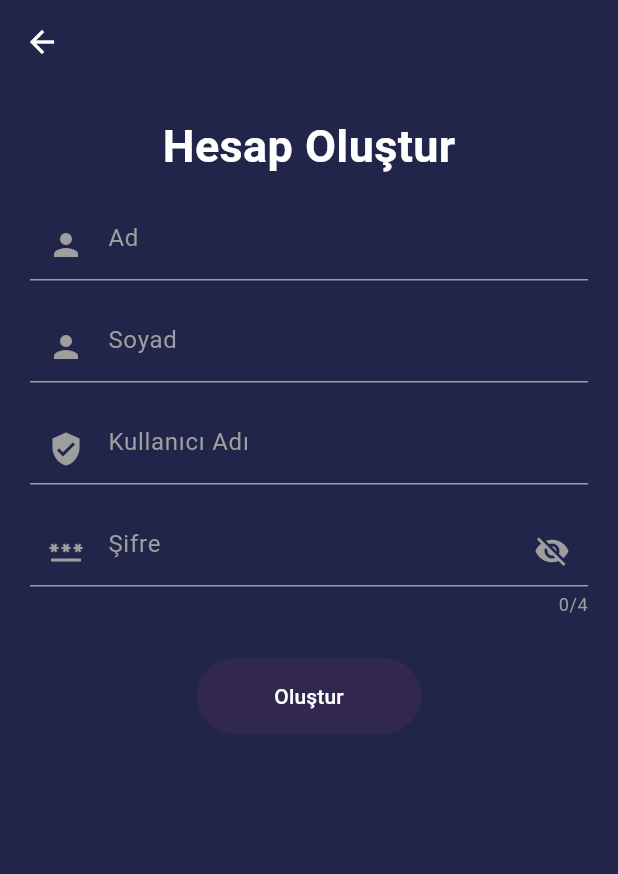
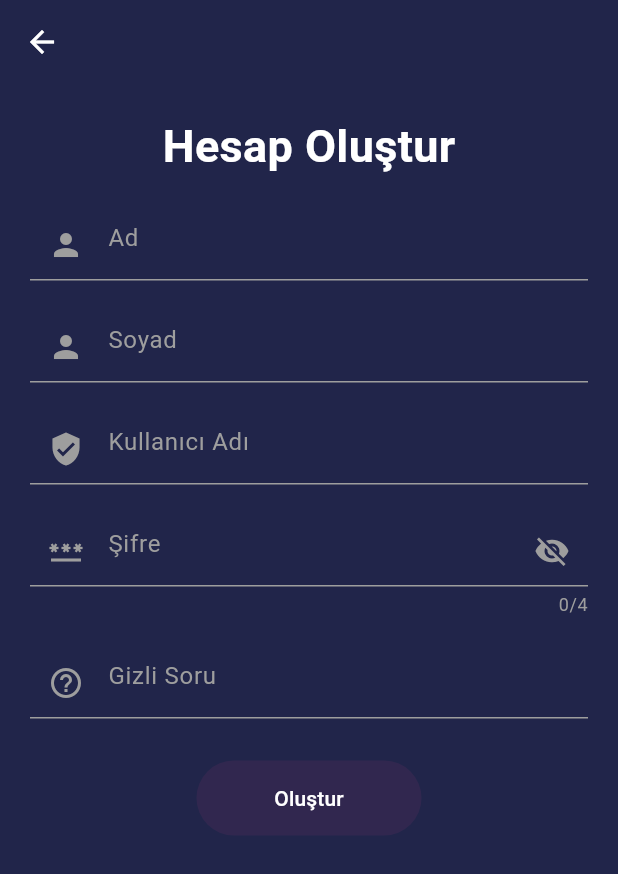
Before and after one commit to TolgaAydac/budget_tracker, a Flutter app: the screen it shows after launch, after a tap on "Hesap Oluştur!", on a phone screen of 412 x 824 dp. Shown: the top 874 px of the screen. Run offline on Flutter 3.47's test engine with Material 3 defaults, Android fonts, the phone set to English and light mode, and no system bars; our stand-ins replace sqflite; accounts and stored records are empty.

```diff
--- a/gelir_gider/lib/Kullaniciler.dart
+++ b/gelir_gider/lib/Kullaniciler.dart
@@ -3,7 +3,8 @@ class Kullaniciler {
   final String kisi_ad;
   final String kisi_soyad;
   final String kisi_kullaniciadi;
-  final int kisi_sifre;
+  final String kisi_sifre;
+  final String kisi_gizli_soru;
 
   Kullaniciler(
     this.kisi_id,
@@ -11,5 +12,6 @@ class Kullaniciler {
     this.kisi_soyad,
     this.kisi_kullaniciadi,
     this.kisi_sifre,
+    this.kisi_gizli_soru,
   );
 }
--- a/gelir_gider/lib/VeriTabaniYardımci.dart
+++ b/gelir_gider/lib/VeriTabaniYardımci.dart
@@ -1,7 +1,5 @@
-import 'dart:io';
-import 'package:flutter/services.dart';
+import 'package:sqflite/sqflite.dart';
 import 'package:path/path.dart';
-import 'package:sqflite/sqflite.dart';
 
 class VeriTabaniYardimcisi {
   static final String veritabaniAdi = "gelir_gider_db.sqlite";
@@ -9,25 +7,13 @@ class VeriTabaniYardimcisi {
   static Future<Database> veritabaniErisim() async {
     String veritabaniYolu = join(await getDatabasesPath(), veritabaniAdi);
 
-    if (await databaseExists(veritabaniYolu)) {
-      print("Veritabanı zaten var kopyalamaya gerek yok!");
-    } else {
-      ByteData data = await rootBundle.load("veritabani/$veritabaniAdi");
-
-      List<int> bytes = data.buffer.asUint8List(
-        data.offsetInBytes,
-        data.lengthInBytes,
-      );
-
-      await File(veritabaniYolu).writeAsBytes(bytes, flush: true);
-      print("Veritabanı Kopyalandı");
-    }
 
     return openDatabase(
       veritabaniYolu,
       version: 1,
       onCreate: (db, version) async {
         print("Veritabanı oluşturuluyor...");
+
         await db.execute('''
           CREATE TABLE islemler (
             id INTEGER PRIMARY KEY AUTOINCREMENT,
@@ -37,7 +23,19 @@ class VeriTabaniYardimcisi {
             tipi TEXT
           )
         ''');
-        print("Tablo oluşturuldu.");
+
+        await db.execute('''
+          CREATE TABLE "Kullanıcı Giriş" (
+            kisi_id INTEGER PRIMARY KEY AUTOINCREMENT,
+            kisi_ad TEXT,
+            kisi_soyad TEXT,
+            kisi_kullaniciadi TEXT,
+            kisi_sifre TEXT,
+            kisi_gizli_soru TEXT NOT NULL
+          )
+        ''');
+
+        print("Tablolar oluşturuldu.");
       },
     );
   }
--- a/gelir_gider/lib/hesapOlustur.dart
+++ b/gelir_gider/lib/hesapOlustur.dart
@@ -9,18 +9,20 @@ class HesapOlustur extends StatefulWidget {
   State<HesapOlustur> createState() => _HesapOlusturState();
 }
 
+class _HesapOlusturState extends State<HesapOlustur> {
   final adController = TextEditingController();
   final soyadController = TextEditingController();
   final kullaniciAdiController = TextEditingController();
   final sifreController = TextEditingController();
+  final gizliSoruController = TextEditingController();
 
-class _HesapOlusturState extends State<HesapOlustur> {
   bool _sifreGoster = false;
 
   final FocusNode _adFocus = FocusNode();
   final FocusNode _soyadFocus = FocusNode();
   final FocusNode _kullaniciAdiFocus = FocusNode();
   final FocusNode _sifreFocus = FocusNode();
+  final FocusNode _gizliSoruFocus = FocusNode();
 
   @override
   void dispose() {
@@ -28,6 +30,13 @@ class _HesapOlusturState extends State<HesapOlustur> {
     _soyadFocus.dispose();
     _kullaniciAdiFocus.dispose();
     _sifreFocus.dispose();
+    _gizliSoruFocus.dispose();
+
+    adController.dispose();
+    soyadController.dispose();
+    kullaniciAdiController.dispose();
+    sifreController.dispose();
+    gizliSoruController.dispose();
     super.dispose();
   }
 
@@ -59,113 +68,45 @@ class _HesapOlusturState extends State<HesapOlustur> {
                     ),
                   ),
                   customSizedBox(),
-
-                  TextFormField(
-                    controller: adController,
-                    focusNode: _adFocus,
-                    textInputAction: TextInputAction.next,
-                    style: TextStyle(color: Colors.white),
-                    decoration: InputDecoration(
-                      hintText: "Ad",
-                      hintStyle: TextStyle(color: Colors.grey),
-                      enabledBorder: UnderlineInputBorder(
-                        borderSide: BorderSide(color: Colors.grey),
-                      ),
-                      focusedBorder: UnderlineInputBorder(
-                        borderSide: BorderSide(color: Colors.grey),
-                      ),
-                      prefixIcon: Icon(Icons.person, color: Colors.grey),
-                    ),
-                    onFieldSubmitted: (_) {
-                      FocusScope.of(context).requestFocus(_soyadFocus);
-                    },
+                  _buildTextField(
+                    "Ad",
+                    adController,
+                    _adFocus,
+                    _soyadFocus,
+                    Icons.person,
                   ),
                   customSizedBox(),
-
-                  TextFormField(
-                    controller: soyadController,
-                    focusNode: _soyadFocus,
-                    textInputAction: TextInputAction.next,
-                    style: TextStyle(color: Colors.white),
-                    decoration: InputDecoration(
-                      hintText: "Soyad",
-                      hintStyle: TextStyle(color: Colors.grey),
-                      enabledBorder: UnderlineInputBorder(
-                        borderSide: BorderSide(color: Colors.grey),
-                      ),
-                      focusedBorder: UnderlineInputBorder(
-                        borderSide: BorderSide(color: Colors.grey),
-                      ),
-                      prefixIcon: Icon(Icons.person, color: Colors.grey),
-                    ),
-                    onFieldSubmitted: (_) {
-                      FocusScope.of(context).requestFocus(_kullaniciAdiFocus);
-                    },
+                  _buildTextField(
+                    "Soyad",
+                    soyadController,
+                    _soyadFocus,
+                    _kullaniciAdiFocus,
+                    Icons.person,
                   ),
                   customSizedBox(),
-
-                  TextFormField(
-                    controller: kullaniciAdiController,
-                    focusNode: _kullaniciAdiFocus,
-                    textInputAction: TextInputAction.next,
-                    style: TextStyle(color: Colors.white),
-                    decoration: InputDecoration(
-                      hintText: "Kullanıcı Adı",
-                      hintStyle: TextStyle(color: Colors.grey),
-                      enabledBorder: UnderlineInputBorder(
-                        borderSide: BorderSide(color: Colors.grey),
-                      ),
-                      focusedBorder: UnderlineInputBorder(
-                        borderSide: BorderSide(color: Colors.grey),
-                      ),
-                      prefixIcon: Icon(Icons.verified_user, color: Colors.grey),
-                    ),
-                    onFieldSubmitted: (_) {
-                      FocusScope.of(context).requestFocus(_sifreFocus);
-                    },
+                  _buildTextField(
+                    "Kullanıcı Adı",
+                    kullaniciAdiController,
+                    _kullaniciAdiFocus,
+                    _sifreFocus,
+                    Icons.verified_user,
                   ),
                   customSizedBox(),
-
-                  TextFormField(
-                    controller: sifreController,
-                    focusNode: _sifreFocus,
-                    style: TextStyle(color: Colors.white),
-                    keyboardType: TextInputType.number,
-                    maxLength: 4,
-                    obscureText: !_sifreGoster,
-                    decoration: InputDecoration(
-                      hintText: "Şifre",
-                      hintStyle: TextStyle(color: Colors.grey),
-                      enabledBorder: UnderlineInputBorder(
-                        borderSide: BorderSide(color: Colors.grey),
+                  _buildTextField(
+                    "Şifre",
+                    sifreController,
+                    _sifreFocus,
+                    _gizliSoruFocus,
+                    Icons.password_sharp,
+                    isPassword: true,
                   ),
-                      focusedBorder: UnderlineInputBorder(
-                        borderSide: BorderSide(color: Colors.grey),
-                      ),
-                      prefixIcon: Icon(
-                        Icons.password_sharp,
-                        color: Colors.grey,
-                      ),
-                      suffixIcon: IconButton(
-                        icon: Icon(
-                          _sifreGoster
-                              ? Icons.visibility
-                              : Icons.visibility_off,
-                          color: Colors.grey,
-                        ),
-                        onPressed: () {
-                          setState(() {
-                            _sifreGoster = !_sifreGoster;
-                          });
-                        },
-                      ),
-                      counterStyle: TextStyle(color: Colors.grey),
-                    ),
-                    inputFormatters: [FilteringTextInputFormatter.digitsOnly],
-                    textInputAction: TextInputAction.done,
-                    onFieldSubmitted: (_) {
-                      FocusScope.of(context).unfocus();
-                    },
+                  customSizedBox(),
+                  _buildTextField(
+                    "Gizli Soru",
+                    gizliSoruController,
+                    _gizliSoruFocus,
+                    null,
+                    Icons.help_outline,
                   ),
                   customSizedBox(),
                   Center(
@@ -176,11 +117,13 @@ class _HesapOlusturState extends State<HesapOlustur> {
                         String kullaniciAdi = kullaniciAdiController.text
                             .trim();
                         String sifre = sifreController.text.trim();
+                        String gizliSoru = gizliSoruController.text.trim();
 
                         if (ad.isEmpty ||
                             soyad.isEmpty ||
                             kullaniciAdi.isEmpty ||
-                            sifre.isEmpty) {
+                            sifre.isEmpty ||
+                            gizliSoru.isEmpty) {
                           ScaffoldMessenger.of(context).showSnackBar(
                             SnackBar(
                               content: Text("Lütfen tüm alanları doldurun!"),
@@ -188,11 +131,13 @@ class _HesapOlusturState extends State<HesapOlustur> {
                           );
                           return;
                         }
+
                         bool sonuc = await KisilerDao().kullaniciEkle(
                           ad,
                           soyad,
                           kullaniciAdi,
                           sifre,
+                          gizliSoru,
                         );
 
                         if (sonuc) {
@@ -243,11 +188,27 @@ class _HesapOlusturState extends State<HesapOlustur> {
   }
 
   Widget customSizedBox() => SizedBox(height: 20);
-}
 
-InputDecoration customInputDecoration(String hintText) {
-  return InputDecoration(
-    hintText: hintText,
+  Widget _buildTextField(
+    String hint,
+    TextEditingController controller,
+    FocusNode focusNode,
+    FocusNode? nextFocus,
+    IconData icon, {
+    bool isPassword = false,
+  }) {
+    return TextFormField(
+      controller: controller,
+      focusNode: focusNode,
+      textInputAction: nextFocus != null
+          ? TextInputAction.next
+          : TextInputAction.done,
+      obscureText: isPassword ? !_sifreGoster : false,
+      style: TextStyle(color: Colors.white),
+      maxLength: isPassword ? 4 : null,
+      keyboardType: isPassword ? TextInputType.number : TextInputType.text,
+      decoration: InputDecoration(
+        hintText: hint,
         hintStyle: TextStyle(color: Colors.grey),
         enabledBorder: UnderlineInputBorder(
           borderSide: BorderSide(color: Colors.grey),
@@ -255,5 +216,32 @@ InputDecoration customInputDecoration(String hintText) {
         focusedBorder: UnderlineInputBorder(
           borderSide: BorderSide(color: Colors.grey),
         ),
+        prefixIcon: Icon(icon, color: Colors.grey),
+        suffixIcon: isPassword
+            ? IconButton(
+                icon: Icon(
+                  _sifreGoster ? Icons.visibility : Icons.visibility_off,
+                  color: Colors.grey,
+                ),
+                onPressed: () {
+                  setState(() {
+                    _sifreGoster = !_sifreGoster;
+                  });
+                },
+              )
+            : null,
+        counterStyle: TextStyle(color: Colors.grey),
+      ),
+      inputFormatters: isPassword
+          ? [FilteringTextInputFormatter.digitsOnly]
+          : null,
+      onFieldSubmitted: (_) {
+        if (nextFocus != null) {
+          FocusScope.of(context).requestFocus(nextFocus);
+        } else {
+          FocusScope.of(context).unfocus();
+        }
+      },
     );
   }
+}
```
Also changed, not shown: gelir_gider/lib/KisilerDao.dart (+36 -4 lines), gelir_gider/lib/SifremiUnuttum_Sayfasi.dart (added, +158 -0 lines), gelir_gider/lib/main.dart (+9 -1 lines), 1 other file. Lines whose indentation alone changed are shown as unchanged.
